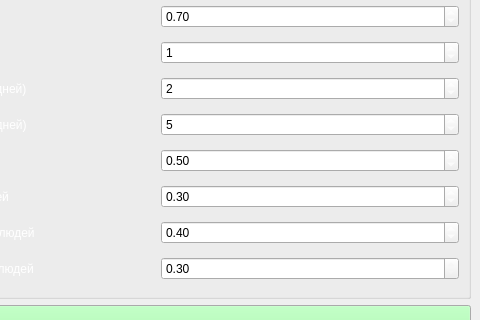
Qt form startStage/startmenu.ui (DergunNik/PlagueSim) before a commit; both pictures show x 165 to 645 and y 184 to 504 of the 645 by 620 pixel window.
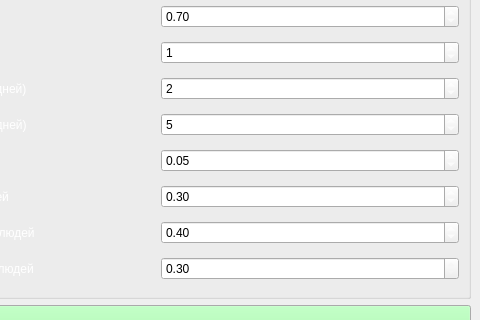
The same form after that commit.

The edit to the form file:
```diff
--- a/startStage/startmenu.ui
+++ b/startStage/startmenu.ui
@@ -326,7 +326,7 @@
             <double>0.050000000000000</double>
            </property>
            <property name="value">
-            <double>0.500000000000000</double>
+            <double>0.050000000000000</double>
            </property>
           </widget>
          </item>
```
